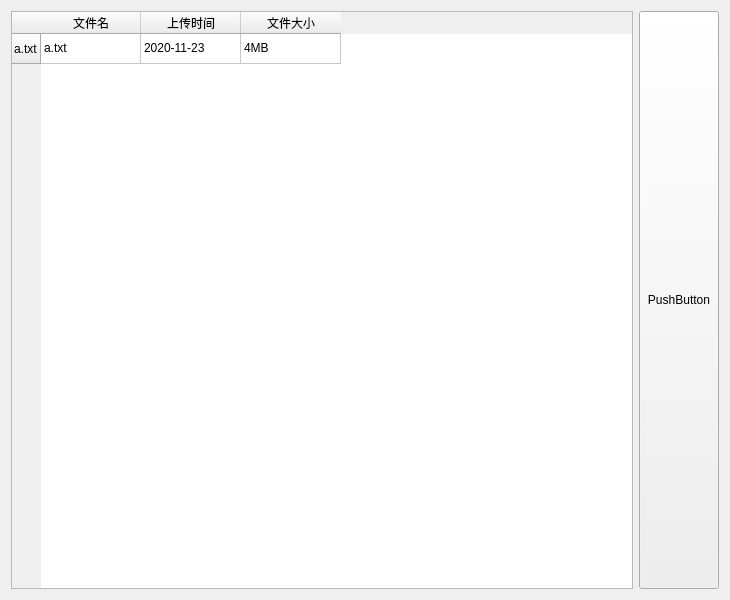
7lingyuan/CloudBack, file src/filewindow.ui: the form before one commit.
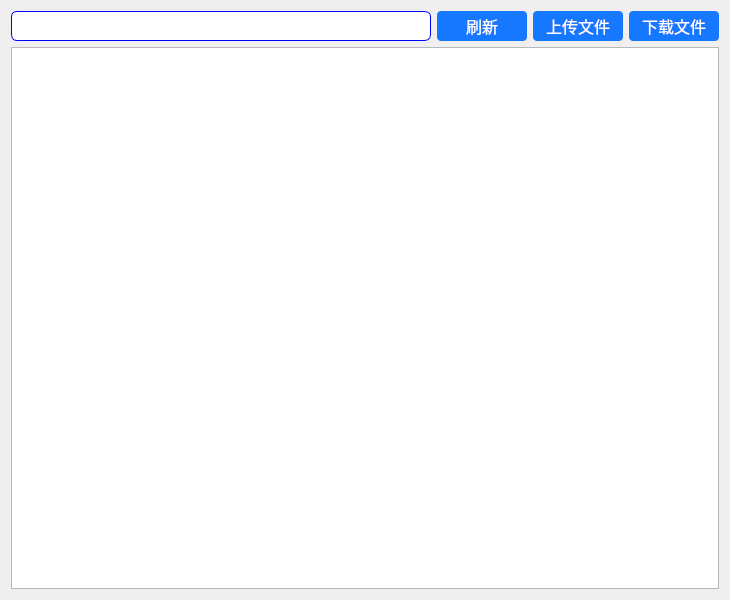
The form after the commit.

The edit to the form file:
```diff
--- a/src/filewindow.ui
+++ b/src/filewindow.ui
@@ -13,56 +13,112 @@
   <property name="windowTitle">
    <string>Form</string>
   </property>
-  <layout class="QHBoxLayout" name="horizontalLayout">
-   <item>
-    <widget class="QTableWidget" name="tableWidget">
-     <row>
-      <property name="text">
-       <string>a.txt</string>
-      </property>
-     </row>
-     <column>
-      <property name="text">
-       <string>文件名</string>
-      </property>
-     </column>
-     <column>
-      <property name="text">
-       <string>上传时间</string>
-      </property>
-     </column>
-     <column>
-      <property name="text">
-       <string>文件大小</string>
-      </property>
-     </column>
-     <item row="0" column="0">
-      <property name="text">
-       <string>a.txt</string>
-      </property>
-     </item>
-     <item row="0" column="1">
-      <property name="text">
-       <string>2020-11-23</string>
-      </property>
-     </item>
-     <item row="0" column="2">
-      <property name="text">
-       <string>4MB</string>
-      </property>
-     </item>
+  <property name="styleSheet">
+   <string notr="true">/*设置搜索输入框样式*/
+QLineEdit#lineEdit_search {
+border : 1px solid blue;
+border-radius : 6px;
+}
+
+/*设置按钮样式*/
+QPushButton#pushButton_refresh, QPushButton#pushButton_upload, QPushButton#pushButton_download{
+    color : white;
+    font-size : 16px;
+    border-radius : 4px;
+    border-color : #409eff;
+    background-color : rgb(22,119,255);
+}
+
+/*设置按钮悬浮时的状态*/
+QPushButton#pushButton_refresh:hover, QPushButton#pushButton_upload:hover, QPushButton#pushButton_download:hover {
+    background-color : #79bbff;
+    border-color :  #79bbff;
+}
+
+/*设置按钮按压时的状态*/
+QPushButton#pushButton_refresh:pressed, QPushButton#pushButton_upload:pressed, QPushButton#pushButton_download:pressed{
+background-color : #337ecc;
+border-color :  #337ecc;
+}
+
+
+/*设置侧边滑动条*/
+QTableView#tableView QScrollBar:vertical {
+    border: 1px solid #999999;
+    background:white;
+    width:10px; 
+    margin: 0px 0 0px 0;
+}
+QTableView#tableView QScrollBar::handle:vertical {
+    background: qlineargradient(x1:0, y1:0, x2:0, y2:1, stop:0 #30A6E6, stop: 0.5 #30A6E6, stop:1 #30A6E6);
+    min-height: 0px;
+}
+QTableView#tableView QScrollBar::add-line:vertical {
+    background: qlineargradient(x1:0, y1:0, x2:0, y2:1, stop:0 #d0d0d0, stop: 0.5 #d0d0d0, stop:1 #d0d0d0);
+    height: 0px;
+    subcontrol-position: bottom;
+    subcontrol-origin: margin;
+}
+QTableView#tableView QScrollBar::sub-line:vertical {
+    background: qlineargradient(x1:0, y1:0, x2:0, y2:1, stop:0 #d0d0d0, stop: 0.5 #d0d0d0, stop:1 #d0d0d0);
+    height: 0 px;
+    subcontrol-position: top;
+    subcontrol-origin: margin;
+}
+
+
+</string>
+  </property>
+  <layout class="QGridLayout" name="gridLayout">
+   <item row="0" column="2">
+    <widget class="QPushButton" name="pushButton_upload">
+     <property name="minimumSize">
+      <size>
+       <width>90</width>
+       <height>30</height>
+      </size>
+     </property>
+     <property name="text">
+      <string>上传文件</string>
+     </property>
     </widget>
    </item>
-   <item>
-    <widget class="QPushButton" name="pushButton">
-     <property name="sizePolicy">
-      <sizepolicy hsizetype="Minimum" vsizetype="Expanding">
-       <horstretch>0</horstretch>
-       <verstretch>0</verstretch>
-      </sizepolicy>
+   <item row="0" column="0">
+    <widget class="QLineEdit" name="lineEdit_search">
+     <property name="minimumSize">
+      <size>
+       <width>0</width>
+       <height>30</height>
+      </size>
      </property>
+    </widget>
+   </item>
+   <item row="0" column="1">
+    <widget class="QPushButton" name="pushButton_refresh">
+     <property name="minimumSize">
+      <size>
+       <width>90</width>
+       <height>30</height>
+      </size>
+     </property>
      <property name="text">
-      <string>PushButton</string>
+      <string>刷新</string>
+     </property>
+    </widget>
+   </item>
+   <item row="1" column="0" colspan="4">
+    <widget class="QTableView" name="tableView"/>
+   </item>
+   <item row="0" column="3">
+    <widget class="QPushButton" name="pushButton_download">
+     <property name="minimumSize">
+      <size>
+       <width>90</width>
+       <height>30</height>
+      </size>
+     </property>
+     <property name="text">
+      <string>下载文件</string>
      </property>
     </widget>
    </item>
```
